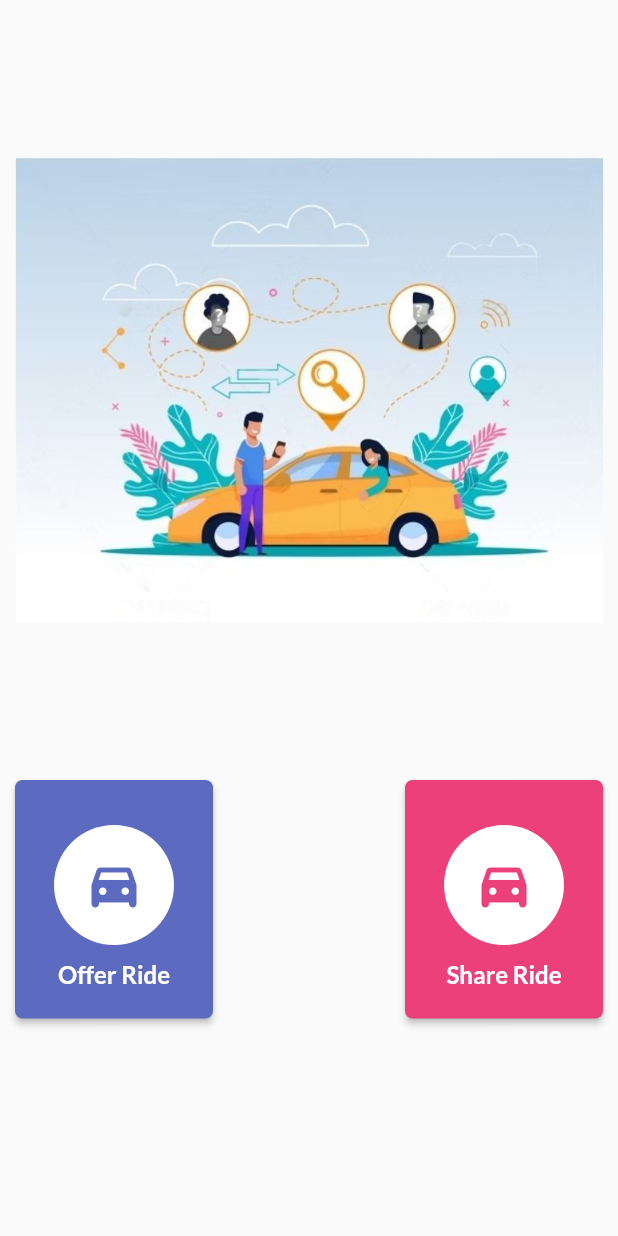
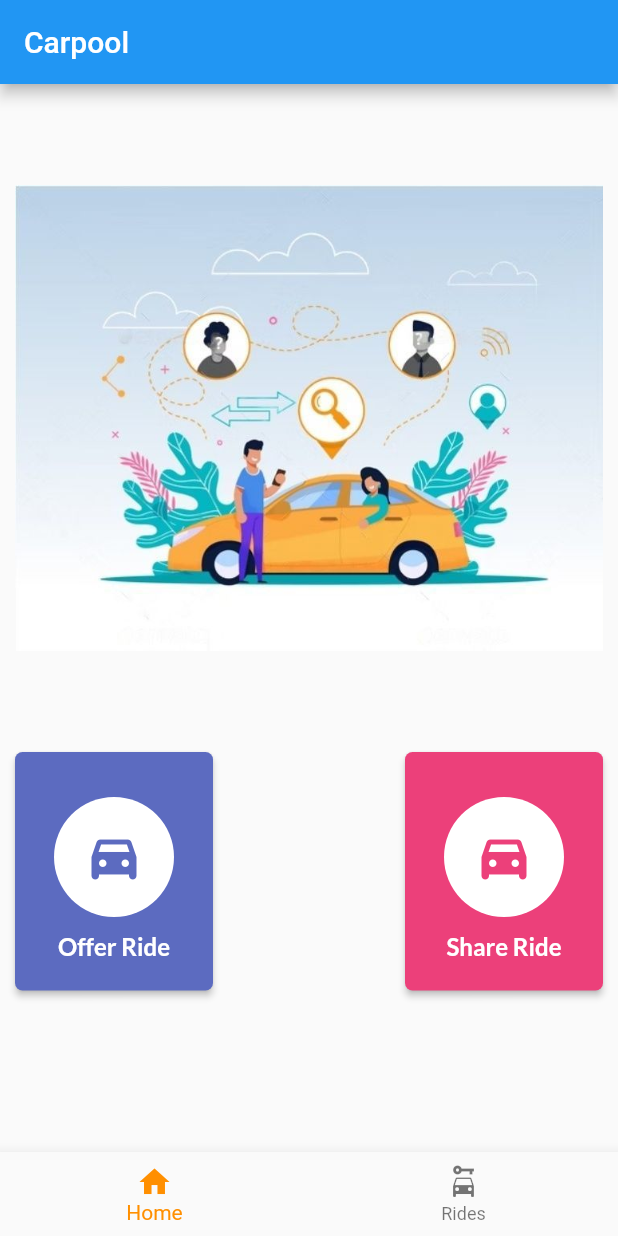
Before and after one commit to ads-frenzy/carpooling, a Flutter app: the screen it shows after launch, on a phone screen of 412 x 824 dp. Run offline on Flutter 3.47's test engine with Material 2 defaults, Android fonts, the phone set to English and light mode, and no system bars; our stand-ins replace google_fonts, google_maps_flutter; missing offline and left inert: flutter_polyline_points, google_place.

```diff
--- a/lib/main.dart
+++ b/lib/main.dart
@@ -1,3 +1,4 @@
+import 'package:carpooling/screens/list_ride_request_screen.dart';
 import 'package:carpooling/screens/ride_request_page.dart';
 import 'package:carpooling/screens/search_places_page.dart';
 import 'package:flutter/material.dart';
@@ -9,12 +10,64 @@ void main() {
 class MyApp extends StatelessWidget {
   const MyApp({Key? key}) : super(key: key);
 
+  static const String _title = 'Car Pooling';
+
   @override
   Widget build(BuildContext context) {
-    // Material App
     return const MaterialApp(
-        title: 'Car Pooling',
-        home: HomePageScreen()
+      title: _title,
+      home: BaseAppWidget(),
     );
   }
 }
+
+class BaseAppWidget extends StatefulWidget {
+  const BaseAppWidget({Key? key}) : super(key: key);
+
+  @override
+  State<BaseAppWidget> createState() => _BaseAppWidgetState();
+}
+
+
+class _BaseAppWidgetState extends State<BaseAppWidget> {
+  int _selectedIndex = 0;
+  static const TextStyle optionStyle =
+      TextStyle(fontSize: 30, fontWeight: FontWeight.bold);
+  static const List<Widget> _widgetOptions = <Widget>[
+    HomePageScreen(),
+    ListRideRequestScreen()
+  ];
+
+  void _onItemTapped(int index) {
+    setState(() {
+      _selectedIndex = index;
+    });
+  }
+
+  @override
+  Widget build(BuildContext context) {
+    return Scaffold(
+      appBar: AppBar(
+        title: const Text('Carpool'),
+      ),
+      body: Center(
+        child: _widgetOptions.elementAt(_selectedIndex),
+      ),
+      bottomNavigationBar: BottomNavigationBar(
+        items: const <BottomNavigationBarItem>[
+          BottomNavigationBarItem(
+            icon: Icon(Icons.home),
+            label: 'Home',
+          ),
+          BottomNavigationBarItem(
+            icon: Icon(Icons.car_rental),
+            label: 'Rides',
+          ),
+        ],
+        currentIndex: _selectedIndex,
+        selectedItemColor: Colors.amber[800],
+        onTap: _onItemTapped,
+      ),
+    );
+  }
+}
--- a/lib/screens/list_ride_request_screen.dart
+++ b/lib/screens/list_ride_request_screen.dart
@@ -25,12 +25,9 @@ class _ListRideRequestScreenState extends State<ListRideRequestScreen> {
 
   @override
   Widget build(BuildContext context) {
-    return Scaffold(
-      appBar: AppBar(title: const Text("My Ride Requests")),
-      body: ListView.builder(
-        itemBuilder: getRideRequestTile,
-        itemCount: rideRequestList.length,
-      ),
+    return ListView.builder(
+      itemBuilder: getRideRequestTile,
+      itemCount: rideRequestList.length,
     );
   }
 }
```
